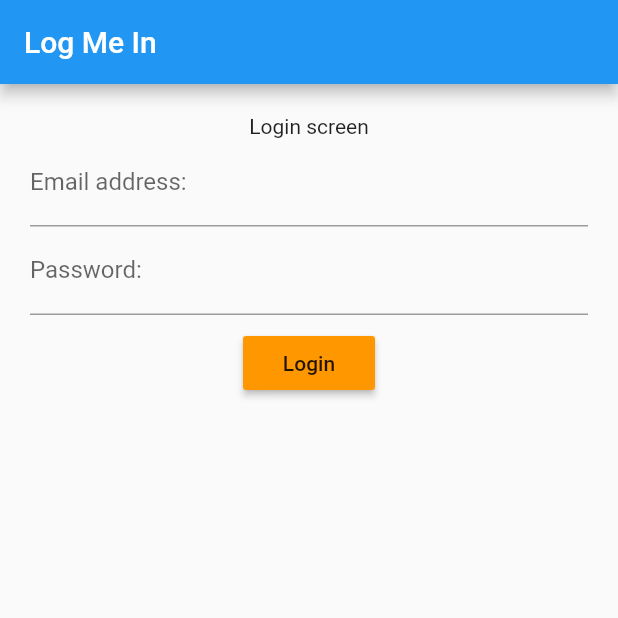
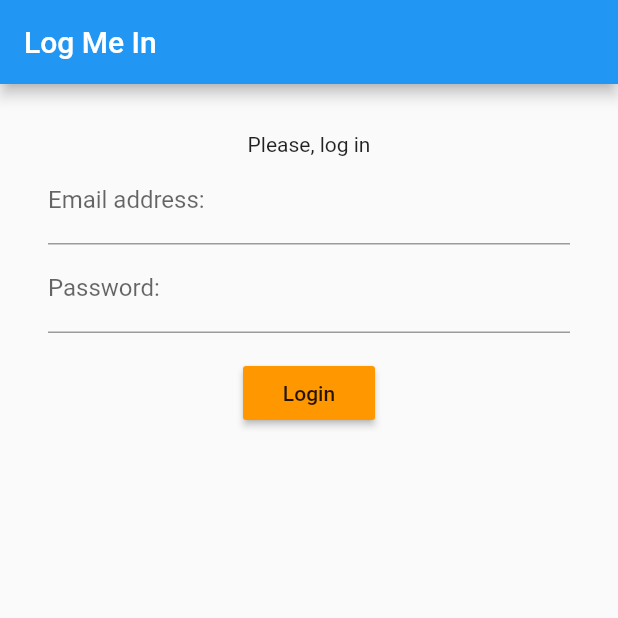
Before and after one commit to gudun-ku/flutter_login_bloc, a Flutter app: the screen it shows after launch, on a phone screen of 412 x 824 dp, the top half of it. Run offline on Flutter 3.47's test engine with Material 2 defaults, Android fonts, the phone set to English and light mode, and no system bars.

Commit message:
Margins changed

```diff
--- a/lib/src/screens/login_screen.dart
+++ b/lib/src/screens/login_screen.dart
@@ -8,14 +8,14 @@ class LoginScreen extends StatelessWidget {
     final authBloc = AuthProvider.of(context);
 
     return Container(
-      margin: EdgeInsets.all(20.0),
+      margin: EdgeInsets.all(32.0),
       child: Column(
         children: <Widget>[
-          Text('Login screen'),
+          Text('Please, log in'),
           emailField(authBloc),
           passwordField(authBloc),
           SizedBox(
-            height: 8.0,
+            height: 16.0,
           ),
           submitButton(),
         ],
```
